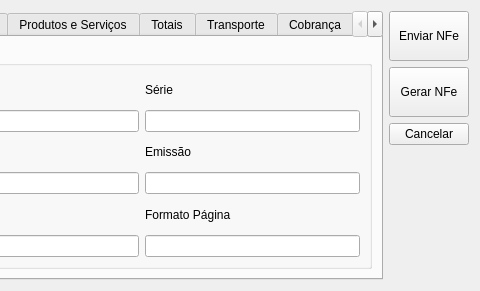
First picture: the form in ui/cadastrarnfe.ui, repository lellisls/ERP-STACCATO, before the edit; both pictures show x 332 to 812 and y 0 to 291 of the 812 by 291 pixel window.
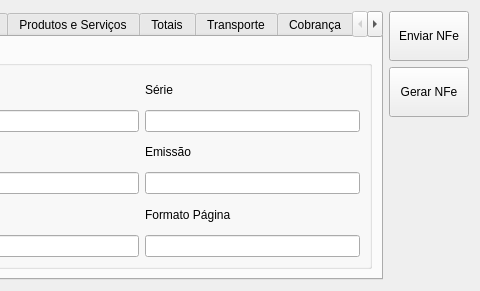
Second picture: the form after the edit. Custom widgets are drawn as their Qt base class.

Commit message: Removido botões de Cancelar

What changed in the file:
```diff
--- a/ui/cadastrarnfe.ui
+++ b/ui/cadastrarnfe.ui
@@ -929,16 +929,6 @@
        </property>
       </widget>
      </item>
-     <item>
-      <widget class="QPushButton" name="pushButtonCancelar">
-       <property name="text">
-        <string>Cancelar</string>
-       </property>
-       <property name="autoDefault">
-        <bool>false</bool>
-       </property>
-      </widget>
-     </item>
      <item>
       <spacer name="verticalSpacer_2">
        <property name="orientation">
```
Left out of the diff: 1 changed line with no effect on the pictures. The commit also changes 62 other files.
